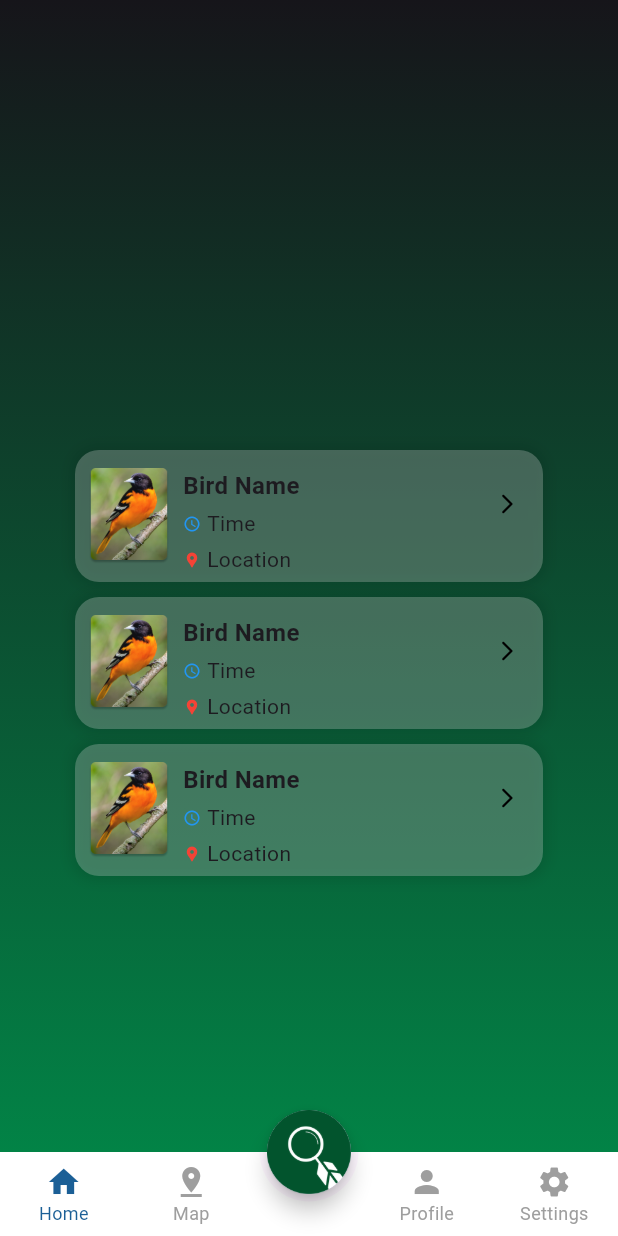
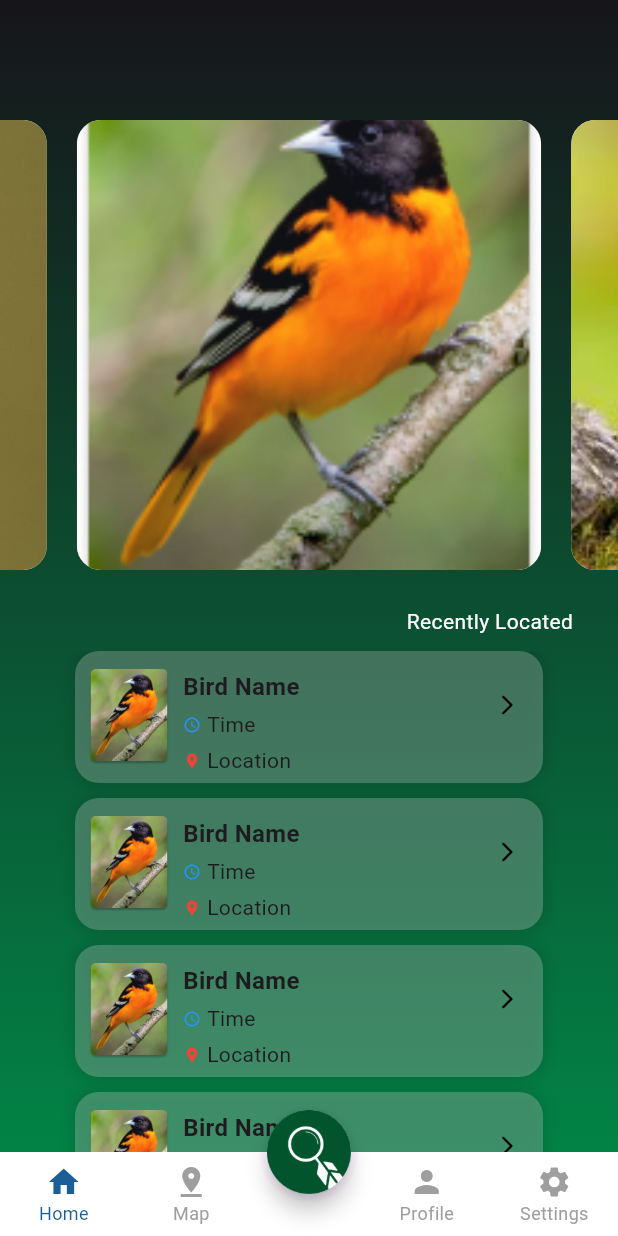
Before and after one commit to iamiza/feather-find, a Flutter app: the screen it shows after launch, on a phone screen of 412 x 824 dp. Run offline on Flutter 3.47's test engine with Material 3 defaults, Android fonts, the phone set to English and light mode, and no system bars; drawn by our look-alikes of animated_bottom_navigation_bar, carousel_slider; our stand-ins replace flutter_map, latlong2, permission_handler; missing offline and left inert: audio_waveforms.

Commit message:
update UI

```diff
--- /dev/null
+++ b/featherfind/lib/components/imageslider.dart
@@ -0,0 +1,42 @@
+import 'package:carousel_slider/carousel_slider.dart';
+import 'package:flutter/material.dart';
+
+class ImageSlider extends StatelessWidget {
+  ImageSlider({super.key});
+  final List<String> img = [
+    "assets/images/bird.png",
+    'assets/images/himalayan monal.jpeg',
+    'assets/images/White-throated bushchat.jpg',
+  ];
+  @override
+  Widget build(BuildContext context) {
+    return CarouselSlider(
+        options: CarouselOptions(
+            height: 300, autoPlay: true, enableInfiniteScroll: true),
+        items: img.map((item) {
+          return Builder(builder: (BuildContext context) {
+            return GestureDetector(
+              onTap: () {
+                //play audio
+              },
+              child: Container(
+                margin: const EdgeInsets.symmetric(horizontal:10.0),
+                //child: Card(
+                  //elevation: 3,
+                  child: ClipRRect(
+                    borderRadius: BorderRadius.circular(16.0),
+                    child: Container(
+                      color: Colors.white,
+                      child: Image.asset(item,
+                      width: double.infinity,
+                      fit: BoxFit.cover,
+                      height: 310,),
+                    ),
+                  ),
+                //),
+              ),
+            );
+          });
+        }).toList());
+  }
+}
--- a/featherfind/lib/components/minicard.dart
+++ b/featherfind/lib/components/minicard.dart
@@ -6,8 +6,7 @@ class Minicard extends StatelessWidget {
 
   @override
   Widget build(BuildContext context) {
-    return Container(
-      child: Stack(
+    return Stack(
       children: [
         Align(
           child: Container(
@@ -115,7 +114,6 @@ class Minicard extends StatelessWidget {
           ),
         )
       ],
-      ),
     );
   }
 }
--- a/featherfind/lib/main.dart
+++ b/featherfind/lib/main.dart
@@ -1,5 +1,5 @@
 import 'package:featherfind/components/navbar.dart';
-import 'package:featherfind/providers/recordingProvider.dart';
+import 'package:featherfind/providers/recordingprovider.dart';
 import 'package:flutter/material.dart';
 import 'package:provider/provider.dart';
 
--- a/featherfind/lib/screens/homepage.dart
+++ b/featherfind/lib/screens/homepage.dart
@@ -1,3 +1,4 @@
+import 'package:featherfind/components/imageslider.dart';
 import 'package:featherfind/components/minicard.dart';
 import 'package:flutter/material.dart';
 
@@ -15,10 +16,26 @@ class Homepage extends StatelessWidget {
             Color.fromRGBO(22, 21, 26, 1),
             Color.fromRGBO(2, 131, 70, 1)
           ], begin: Alignment.topCenter, end: Alignment.bottomCenter)),
-          child: const Column(
+          child: Column(
             children: [
-              SizedBox(height: 300,),
-              SingleChildScrollView(
+              const SizedBox(height: 80,),
+              ImageSlider(),
+              const SizedBox(height: 24,),
+              const Align(
+                alignment: Alignment.topRight,
+                child: Padding(
+                  padding: EdgeInsets.only(right: 30),
+                  child: Text(
+                    "Recently Located",
+                    style: TextStyle(color: Colors.white,),
+                  ),
+                ),
+              ),
+              const SizedBox(
+                height: 10,
+              ),
+              const Expanded(
+                child: SingleChildScrollView(
                   child: Column(
                     children: [
                       Minicard(),
@@ -30,9 +47,12 @@ class Homepage extends StatelessWidget {
                         height: 10,
                       ),
                       Minicard(),
-
-
+                      SizedBox(
+                        height: 10,
+                      ),
+                      Minicard(),
                     ],
+                  ),
                 ),
               )
             ],
--- a/featherfind/pubspec.yaml
+++ b/featherfind/pubspec.yaml
@@ -44,6 +44,9 @@ dependencies:
   http: ^1.2.2
   http_parser: ^4.0.2
   provider: ^6.1.2
+  carousel_slider: ^5.0.0
+  flutter_map: ^7.0.2
+  latlong2: ^0.9.1
 
 dev_dependencies:
   flutter_test:
```
Also changed, not shown: featherfind/lib/providers/recordingProvider.dart (deleted, +0 -72 lines), featherfind/lib/providers/recordingprovider.dart (added, +135 -0 lines), featherfind/lib/screens/mapdetails.dart (+7 -1 lines), featherfind/lib/screens/mappage.dart (+32 -5 lines), featherfind/lib/screens/recordingpage.dart (+33 -8 lines), featherfind/assets/images/White-throated bushchat.jpg (added), featherfind/assets/images/himalayan monal.jpeg (added), featherfind/pubspec.lock. Lines whose indentation alone changed are shown as unchanged.
